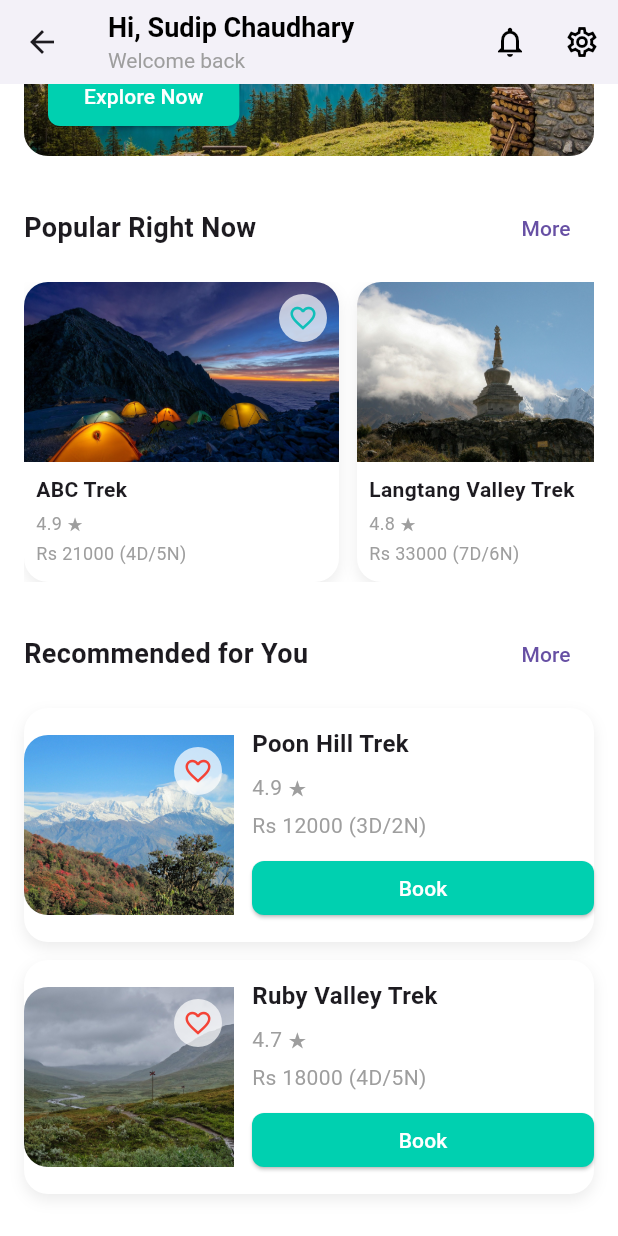
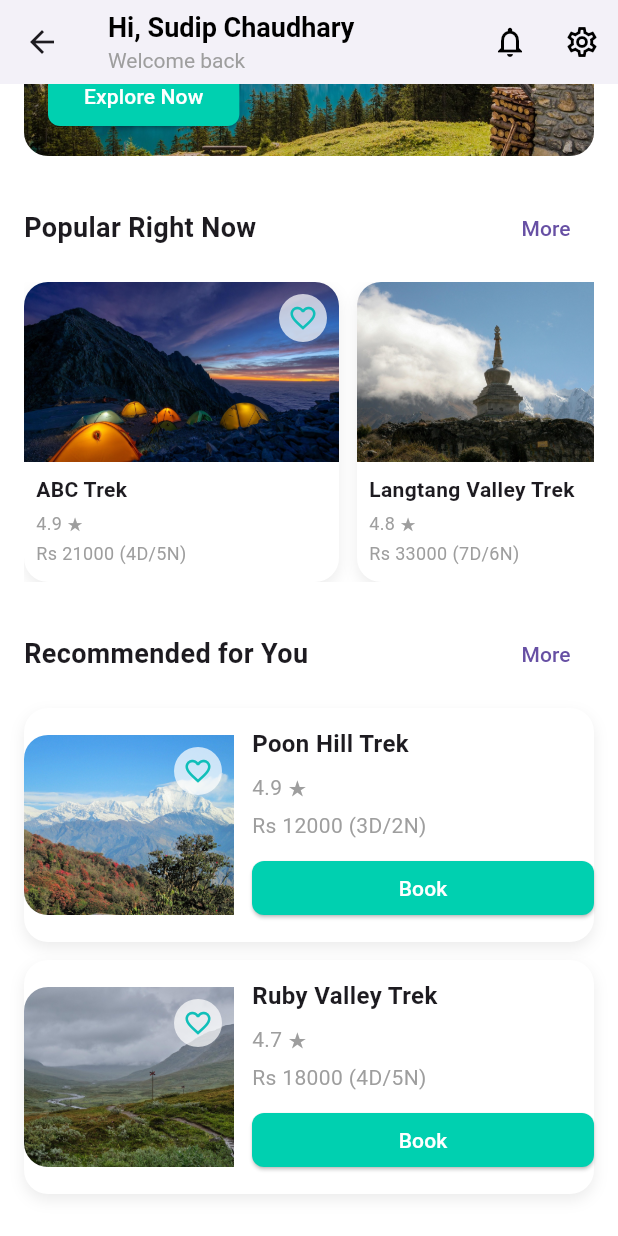
Before and after one commit to sudipchaudhary30/just_hike, a Flutter app: the HomeScreen screen opened directly, scrolled down 148 dp, on a phone screen of 412 x 824 dp. Run offline on Flutter 3.47's test engine with Material 3 defaults, Android fonts, the phone set to English and light mode, and no system bars.

Commit message:
Changed color of the wish List

```diff
--- a/lib/screens/bottom_screen/home_screen.dart
+++ b/lib/screens/bottom_screen/home_screen.dart
@@ -306,7 +306,7 @@ class _HomeScreenState extends State<HomeScreen> {
                   ),
                   child: const Icon(
                     Icons.favorite_border,
-                    color: Colors.red,
+                    color: Color.fromARGB(255, 16, 191, 185),
                     size: 20,
                   ),
                 ),
```
